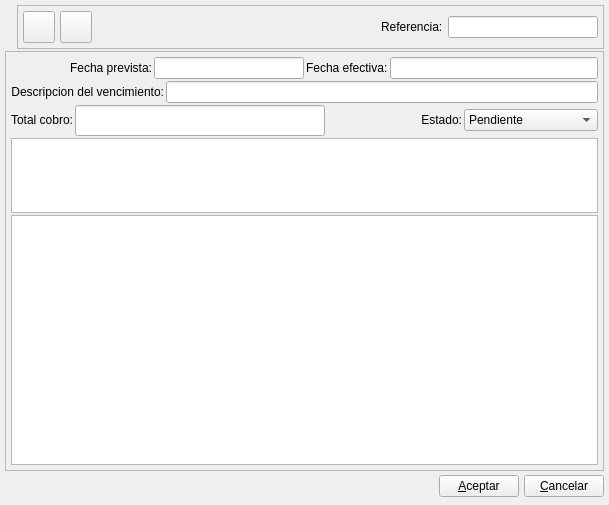
eboladev/Bulmages-1, file bulmages/bulmafact/plugins/pluginbf_carteracobros/vencimientocbase.ui: the form before one commit.
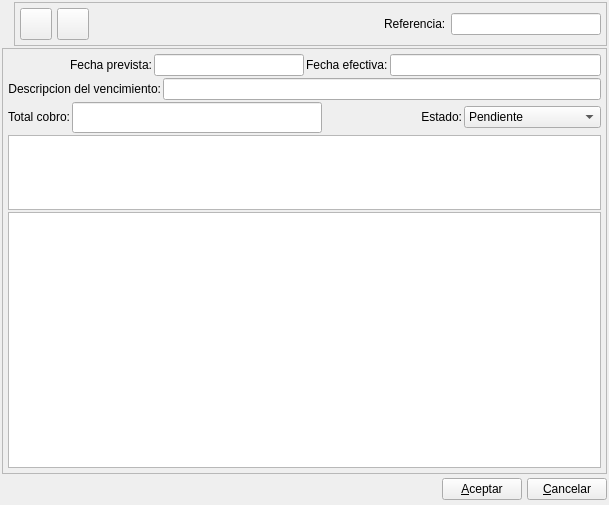
The form after the commit. Icons and pictures are not drawn. Custom widgets are drawn as their Qt base class.

What changed in the file:
```diff
--- a/bulmages/bulmafact/plugins/pluginbf_carteracobros/vencimientocbase.ui
+++ b/bulmages/bulmafact/plugins/pluginbf_carteracobros/vencimientocbase.ui
@@ -25,6 +25,9 @@
     <normaloff>:/Images/receive.svg</normaloff>:/Images/receive.svg</iconset>
   </property>
   <layout class="QVBoxLayout" name="verticalLayout">
+   <property name="margin">
+    <number>2</number>
+   </property>
    <item>
     <layout class="QHBoxLayout">
      <property name="spacing">
```
Left out of the diff: 8 changed lines with no effect on the pictures.
